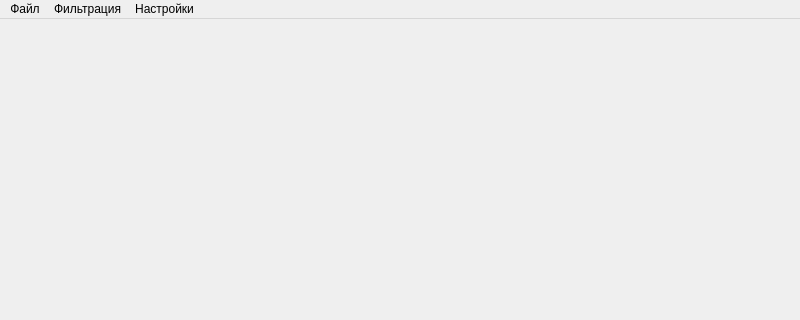
This is mainwindow.ui in KirillTenikov/CV as Qt 5 draws it before an edit; both pictures show x 0 to 800 and y 0 to 320 of the 800 by 600 pixel window. The edited form follows.
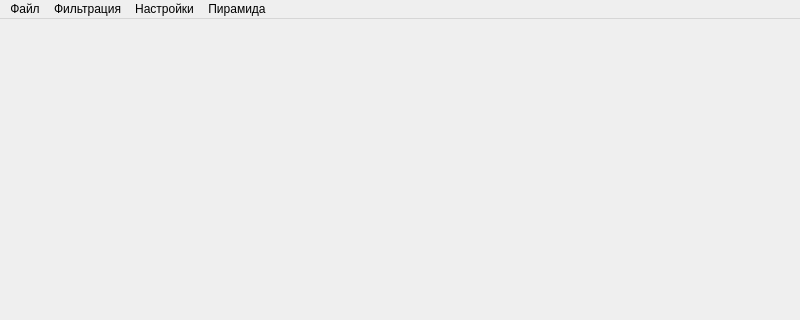
This is the edited form.

Patch:
```diff
--- a/mainwindow.ui
+++ b/mainwindow.ui
@@ -68,9 +68,16 @@
     </property>
     <addaction name="options"/>
    </widget>
+   <widget class="QMenu" name="menu_4">
+    <property name="title">
+     <string>Пирамида</string>
+    </property>
+    <addaction name="pyramid"/>
+   </widget>
    <addaction name="menu"/>
    <addaction name="menu_2"/>
    <addaction name="menu_3"/>
+   <addaction name="menu_4"/>
   </widget>
   <widget class="QStatusBar" name="statusbar"/>
   <action name="openFile">
```
Left out of the diff: 5 changed lines with no effect on the pictures.
